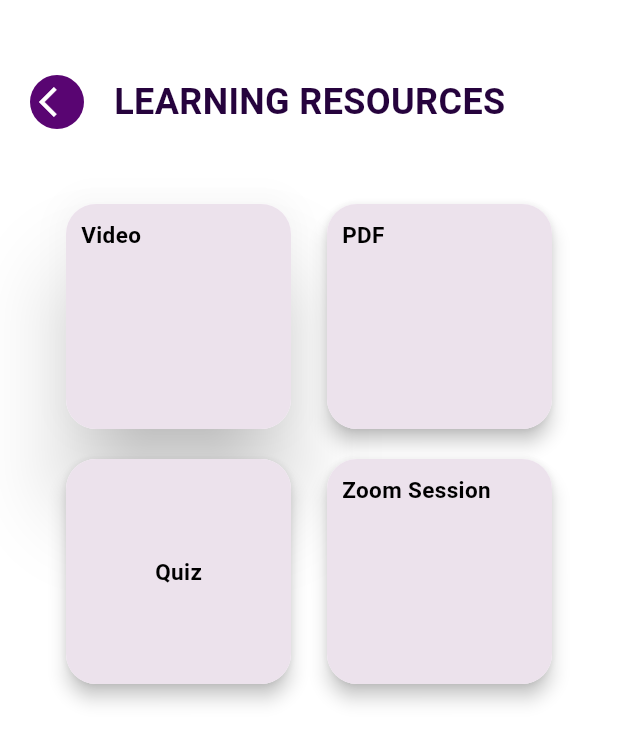
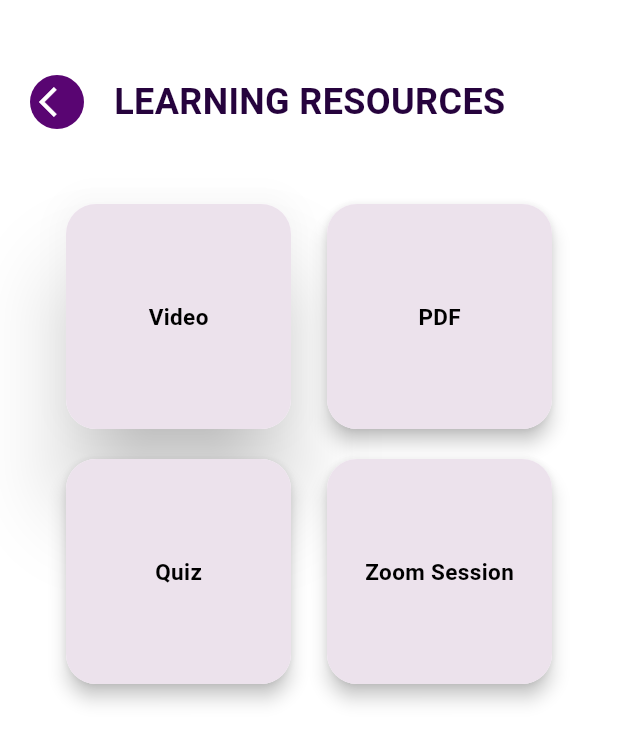
Before and after one commit to NVsandeepani/course_learning_app, a Flutter app: the LearningResources screen opened directly, on a phone screen of 412 x 824 dp. Shown: the top 743 px of the screen. Run offline on Flutter 3.47's test engine with Material 3 defaults, Android fonts, the light colour scheme and no system bars; our stand-ins replace cloud_firestore, firebase_auth, firebase_core; accounts and stored records are empty.

Commit message:
Edit Style

```diff
--- a/lib/pages/Learning_resources .dart
+++ b/lib/pages/Learning_resources .dart
@@ -81,12 +81,14 @@ class _LearningResourcesState extends State<LearningResources> {
                           color: Color.fromARGB(255, 236, 226, 236),
                           borderRadius: BorderRadius.circular(20.0),
                         ),
+                        child: Center(
                           child: Text(
                             "Video",
                             style: TextStyle(
                               color: const Color.fromARGB(255, 0, 0, 0),
                               fontSize: 15.0,
                               fontWeight: FontWeight.bold,
+                            ),
                           ),
                         ),
                       ),
@@ -113,12 +115,14 @@ class _LearningResourcesState extends State<LearningResources> {
                           color: Color.fromARGB(255, 236, 226, 236),
                           borderRadius: BorderRadius.circular(20.0),
                         ),
+                        child: Center(
                           child: Text(
                             "PDF",
                             style: TextStyle(
                               color: const Color.fromARGB(255, 0, 0, 0),
                               fontSize: 15.0,
                               fontWeight: FontWeight.bold,
+                            ),
                           ),
                         ),
                       ),
@@ -188,12 +192,14 @@ class _LearningResourcesState extends State<LearningResources> {
                           color: Color.fromARGB(255, 236, 226, 236),
                           borderRadius: BorderRadius.circular(20.0),
                         ),
+                        child: Center(
                           child: Text(
                             "Zoom Session",
                             style: TextStyle(
                               color: const Color.fromARGB(255, 0, 0, 0),
                               fontSize: 15.0,
                               fontWeight: FontWeight.bold,
+                            ),
                           ),
                         ),
                       ),
```
Lines whose indentation alone changed are shown as unchanged.
